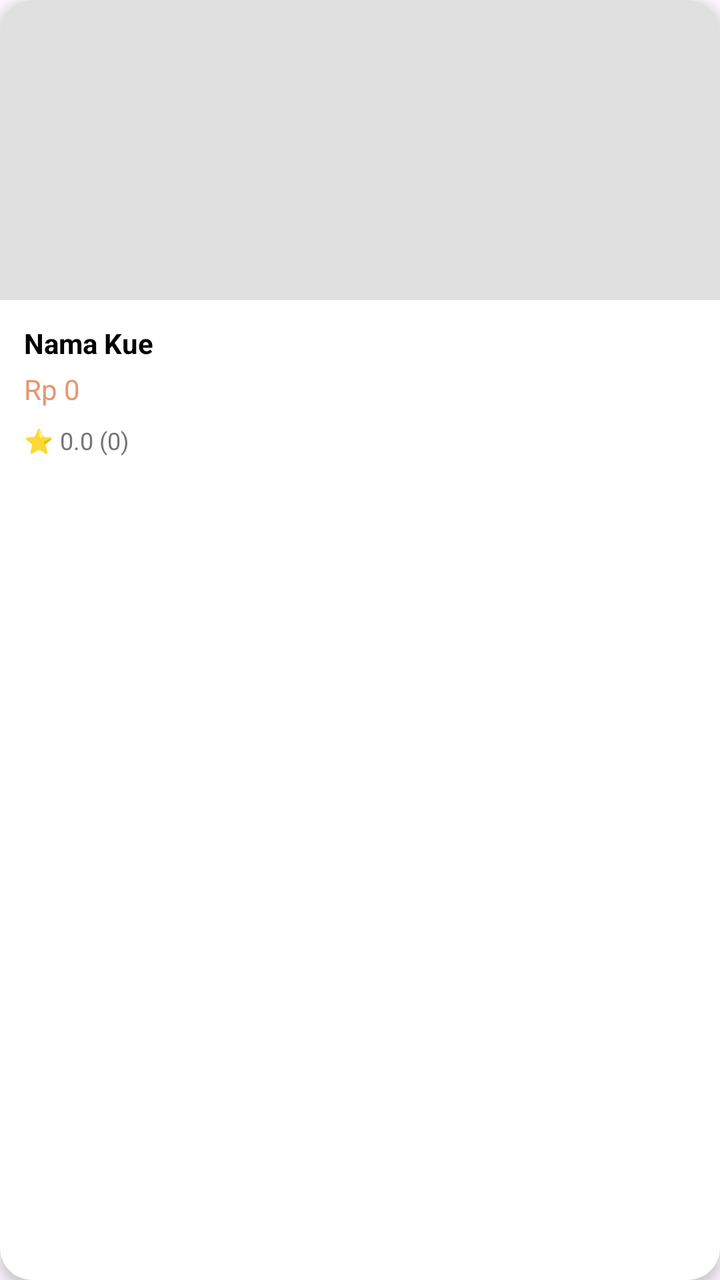
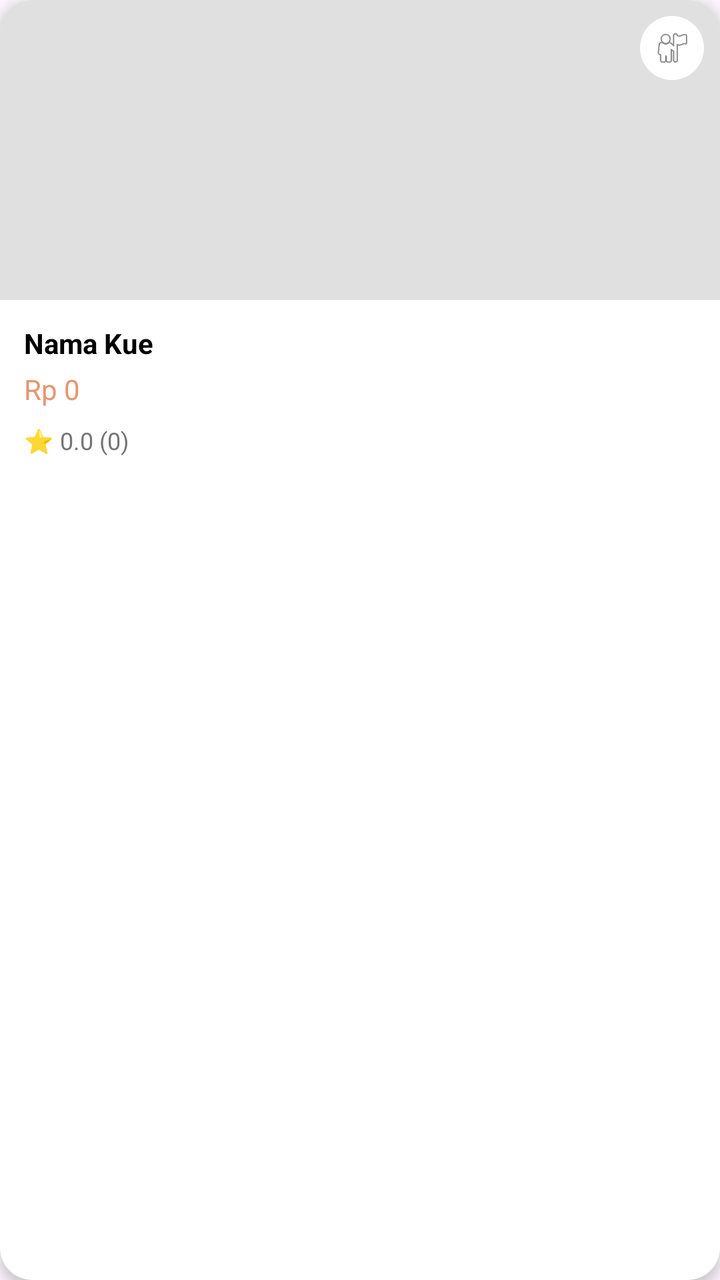

Two renders of the same Android screen: before a commit and after it. Below are the layout's source before the change and the commit's diff.
<!-- AndroidManifest.xml: application theme Theme.KueWeh -->
<!-- res/layout/item_kue.xml -->
<?xml version="1.0" encoding="utf-8"?>
<androidx.cardview.widget.CardView xmlns:android="http://schemas.android.com/apk/res/android"
    xmlns:app="http://schemas.android.com/apk/res-auto"
    android:layout_width="match_parent"
    android:layout_height="wrap_content"
    android:layout_margin="8dp"
    app:cardCornerRadius="16dp"
    app:cardElevation="4dp">

    <LinearLayout
        android:layout_width="match_parent"
        android:layout_height="wrap_content"
        android:orientation="vertical">

        <ImageView
            android:id="@+id/imgKue"
            android:layout_width="match_parent"
            android:layout_height="150dp"
            android:scaleType="centerCrop"
            android:background="#E0E0E0" />

        <LinearLayout
            android:layout_width="match_parent"
            android:layout_height="wrap_content"
            android:orientation="vertical"
            android:padding="12dp">

            <TextView
                android:id="@+id/tvNamaKue"
                android:layout_width="match_parent"
                android:layout_height="wrap_content"
                android:text="Nama Kue"
                android:textColor="#000000"
                android:textSize="14sp"
                android:textStyle="bold" />

            <TextView
                android:id="@+id/tvHargaKue"
                android:layout_width="match_parent"
                android:layout_height="wrap_content"
                android:layout_marginTop="4dp"
                android:text="Rp 0"
                android:textColor="#E8966E"
                android:textSize="14sp" />

            <TextView
                android:id="@+id/tvRating"
                android:layout_width="match_parent"
                android:layout_height="wrap_content"
                android:layout_marginTop="8dp"
                android:text="⭐ 0.0 (0)"
                android:textSize="12sp"
                android:textColor="#757575"/>
        </LinearLayout>
    </LinearLayout>
</androidx.cardview.widget.CardView>
<!-- resources referenced by this layout -->
<resources>
  <style name="Theme.KueWeh" parent="Base.Theme.KueWeh" />
  <style name="Base.Theme.KueWeh" parent="Theme.Material3.DayNight.NoActionBar">
          
          
      </style>
</resources>

<!-- the commit's change to res/layout/item_kue.xml (unified diff, before → after) -->
@@ -12,12 +12,26 @@
         android:layout_height="wrap_content"
         android:orientation="vertical">
 
-        <ImageView
-            android:id="@+id/imgKue"
+        <FrameLayout
             android:layout_width="match_parent"
-            android:layout_height="150dp"
-            android:scaleType="centerCrop"
-            android:background="#E0E0E0" />
+            android:layout_height="150dp">
+
+            <ImageView
+                android:id="@+id/imgKue"
+                android:layout_width="match_parent"
+                android:layout_height="match_parent"
+                android:scaleType="centerCrop"
+                android:background="#E0E0E0" />
+
+            <ImageView
+                android:layout_width="32dp"
+                android:layout_height="32dp"
+                android:layout_gravity="top|end"
+                android:layout_margin="8dp"
+                android:background="@drawable/bg_search_rounded"
+                android:padding="6dp"
+                android:src="@android:drawable/ic_menu_myplaces" />
+        </FrameLayout>
 
         <LinearLayout
             android:layout_width="match_parent"
<!-- resource entries referenced after the edit -->
@@ -1,5 +1,10 @@
 <!-- resources referenced by this layout -->
 <resources>
+  <!-- drawable bg_search_rounded (drawable) -->
+  <?xml version="1.0" encoding="utf-8"?>
+  <shape xmlns:android="http://schemas.android.com/apk/res/android">
+      <solid android:color="#FFFFFF" />
+      <corners android:radius="24dp" /> </shape>
   <style name="Theme.KueWeh" parent="Base.Theme.KueWeh" />
   <style name="Base.Theme.KueWeh" parent="Theme.Material3.DayNight.NoActionBar">
           
